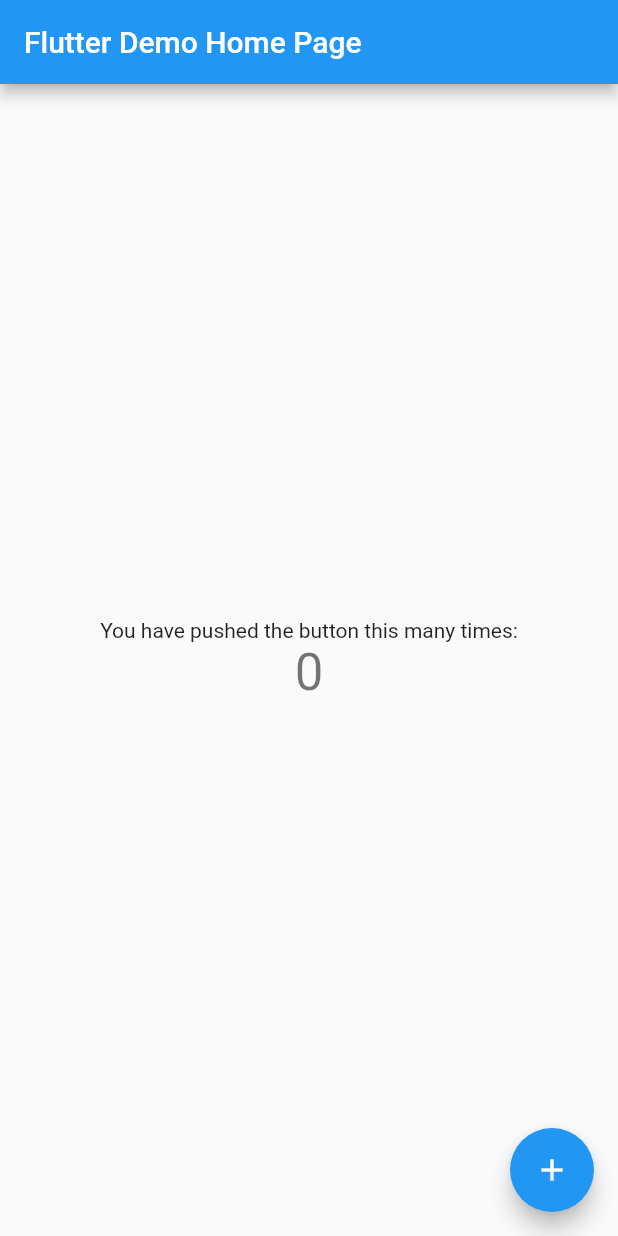
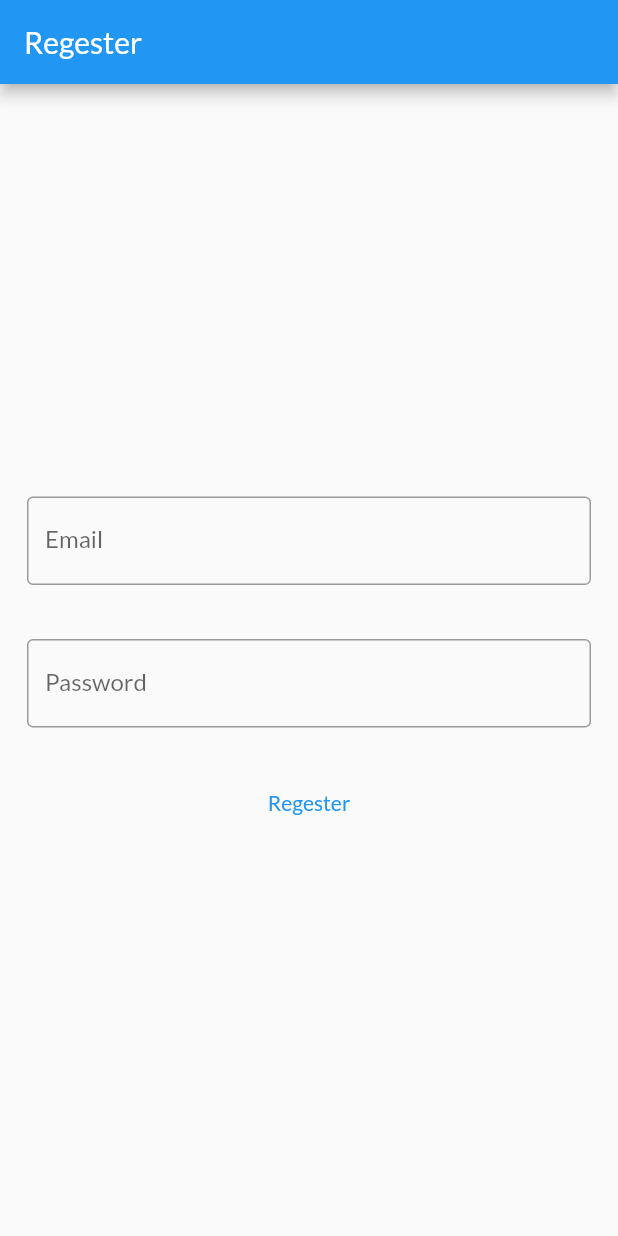
Before and after one commit to imobasshir/mynotes, a Flutter app: the screen it shows after launch, on a phone screen of 412 x 824 dp. Run offline on Flutter 3.47's test engine with Material 2 defaults, Android fonts, the phone set to English and light mode, and no system bars; our stand-ins replace firebase_auth, firebase_core, google_fonts; accounts and stored records are empty.

```diff
--- a/lib/main.dart
+++ b/lib/main.dart
@@ -1,115 +1,129 @@
+import 'package:firebase_core/firebase_core.dart';
 import 'package:flutter/material.dart';
+import 'package:google_fonts/google_fonts.dart';
+import 'package:firebase_auth/firebase_auth.dart';
+import 'firebase_options.dart';
 
 void main() {
+  WidgetsFlutterBinding.ensureInitialized();
   runApp(const MyApp());
 }
 
 class MyApp extends StatelessWidget {
   const MyApp({Key? key}) : super(key: key);
 
-  // This widget is the root of your application.
   @override
   Widget build(BuildContext context) {
     return MaterialApp(
       title: 'Flutter Demo',
       theme: ThemeData(
-        // This is the theme of your application.
-        //
-        // Try running your application with "flutter run". You'll see the
-        // application has a blue toolbar. Then, without quitting the app, try
-        // changing the primarySwatch below to Colors.green and then invoke
-        // "hot reload" (press "r" in the console where you ran "flutter run",
-        // or simply save your changes to "hot reload" in a Flutter IDE).
-        // Notice that the counter didn't reset back to zero; the application
-        // is not restarted.
         primarySwatch: Colors.blue,
+        fontFamily: GoogleFonts.lato().fontFamily,
       ),
-      home: const MyHomePage(title: 'Flutter Demo Home Page'),
+      home: const HomePage(),
     );
   }
 }
 
-class MyHomePage extends StatefulWidget {
-  const MyHomePage({Key? key, required this.title}) : super(key: key);
-
-  // This widget is the home page of your application. It is stateful, meaning
-  // that it has a State object (defined below) that contains fields that affect
-  // how it looks.
-
-  // This class is the configuration for the state. It holds the values (in this
-  // case the title) provided by the parent (in this case the App widget) and
-  // used by the build method of the State. Fields in a Widget subclass are
-  // always marked "final".
-
-  final String title;
+class HomePage extends StatefulWidget {
+  const HomePage({Key? key}) : super(key: key);
 
   @override
-  State<MyHomePage> createState() => _MyHomePageState();
+  State<HomePage> createState() => _HomePageState();
 }
 
-class _MyHomePageState extends State<MyHomePage> {
-  int _counter = 0;
+class _HomePageState extends State<HomePage> {
+  late final TextEditingController _email;
+  late final TextEditingController _password;
 
-  void _incrementCounter() {
-    setState(() {
-      // This call to setState tells the Flutter framework that something has
-      // changed in this State, which causes it to rerun the build method below
-      // so that the display can reflect the updated values. If we changed
-      // _counter without calling setState(), then the build method would not be
-      // called again, and so nothing would appear to happen.
-      _counter++;
-    });
+  @override
+  void initState() {
+    _email = TextEditingController();
+    _password = TextEditingController();
+    super.initState();
+  }
+
+  @override
+  void dispose() {
+    _email.dispose();
+    _password.dispose();
+    super.dispose();
   }
 
   @override
   Widget build(BuildContext context) {
-    // This method is rerun every time setState is called, for instance as done
-    // by the _incrementCounter method above.
-    //
-    // The Flutter framework has been optimized to make rerunning build methods
-    // fast, so that you can just rebuild anything that needs updating rather
-    // than having to individually change instances of widgets.
     return Scaffold(
       appBar: AppBar(
-        // Here we take the value from the MyHomePage object that was created by
-        // the App.build method, and use it to set our appbar title.
-        title: Text(widget.title),
-      ),
-      body: Center(
-        // Center is a layout widget. It takes a single child and positions it
-        // in the middle of the parent.
-        child: Column(
-          // Column is also a layout widget. It takes a list of children and
-          // arranges them vertically. By default, it sizes itself to fit its
-          // children horizontally, and tries to be as tall as its parent.
-          //
-          // Invoke "debug painting" (press "p" in the console, choose the
-          // "Toggle Debug Paint" action from the Flutter Inspector in Android
-          // Studio, or the "Toggle Debug Paint" command in Visual Studio Code)
-          // to see the wireframe for each widget.
-          //
-          // Column has various properties to control how it sizes itself and
-          // how it positions its children. Here we use mainAxisAlignment to
-          // center the children vertically; the main axis here is the vertical
-          // axis because Columns are vertical (the cross axis would be
-          // horizontal).
-          mainAxisAlignment: MainAxisAlignment.center,
-          children: <Widget>[
-            const Text(
-              'You have pushed the button this many times:',
-            ),
-            Text(
-              '$_counter',
-              style: Theme.of(context).textTheme.headline4,
-            ),
-          ],
+        title: const Text(
+          'Regester',
         ),
       ),
-      floatingActionButton: FloatingActionButton(
-        onPressed: _incrementCounter,
-        tooltip: 'Increment',
-        child: const Icon(Icons.add),
-      ), // This trailing comma makes auto-formatting nicer for build methods.
+      body: FutureBuilder(
+        future: Firebase.initializeApp(
+          options: DefaultFirebaseOptions.currentPlatform,
+        ),
+        builder: ((context, snapshot) {
+          switch (snapshot.connectionState) {
+            case ConnectionState.done:
+              return Column(
+                mainAxisAlignment: MainAxisAlignment.center,
+                children: [
+                  Padding(
+                    padding: const EdgeInsets.all(18.0),
+                    child: TextField(
+                      controller: _email,
+                      decoration: const InputDecoration(
+                        label: Text(
+                          'Email',
+                        ),
+                        hintText: 'Please Enter Email',
+                        border: OutlineInputBorder(),
+                      ),
+                      keyboardType: TextInputType.emailAddress,
+                    ),
+                  ),
+                  Padding(
+                    padding: const EdgeInsets.all(18.0),
+                    child: TextField(
+                      controller: _password,
+                      decoration: const InputDecoration(
+                        label: Text(
+                          'Password',
+                        ),
+                        hintText: 'Please Enter Password',
+                        border: OutlineInputBorder(),
+                      ),
+                      obscureText: true,
+                      obscuringCharacter: '*',
+                      enableSuggestions: false,
+                      autocorrect: false,
+                    ),
+                  ),
+                  Padding(
+                    padding: const EdgeInsets.all(8.0),
+                    child: TextButton(
+                      onPressed: () async {
+                        final email = _email.text;
+                        final password = _password.text;
+                        final userCredential = await FirebaseAuth.instance
+                            .createUserWithEmailAndPassword(
+                          email: email,
+                          password: password,
+                        );
+                        print(userCredential);
+                      },
+                      child: const Text(
+                        'Regester',
+                      ),
+                    ),
+                  ),
+                ],
+              );
+            default:
+              return const Text('Loading......');
+          }
+        }),
+      ),
     );
   }
 }
--- a/pubspec.yaml
+++ b/pubspec.yaml
@@ -38,6 +38,7 @@ dependencies:
   firebase_auth: ^3.3.5
   cloud_firestore: ^3.1.6
   firebase_analytics: ^9.0.5
+  google_fonts: ^2.2.0
 
 
 dev_dependencies:
```
Also changed, not shown: pubspec.lock.
